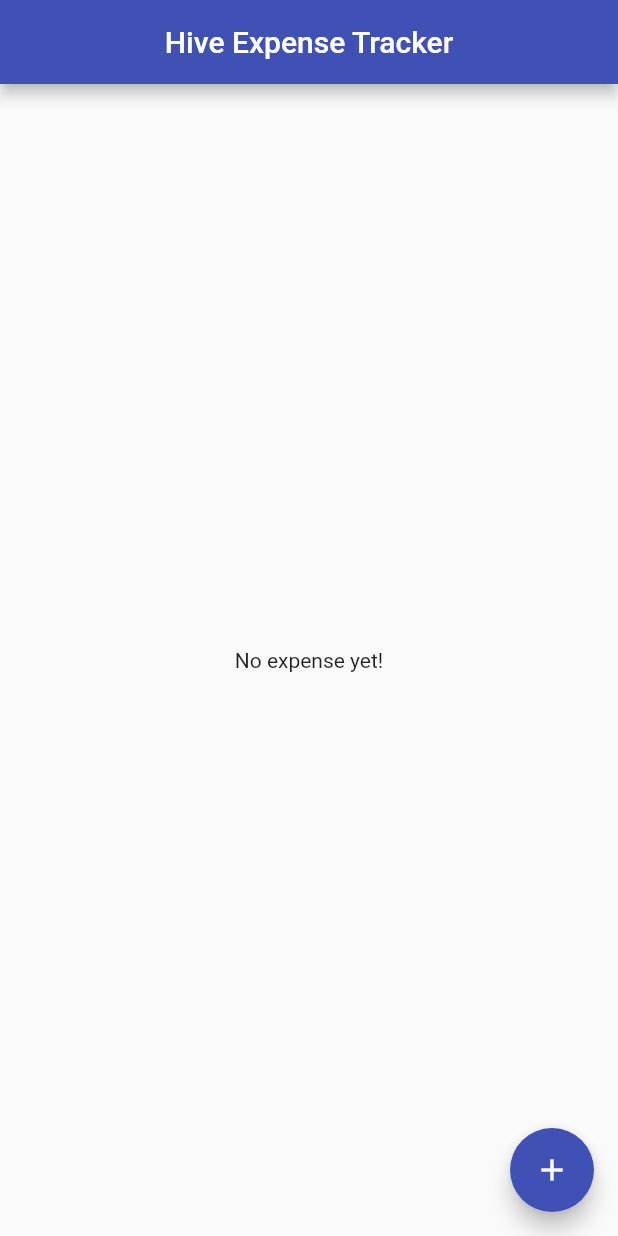
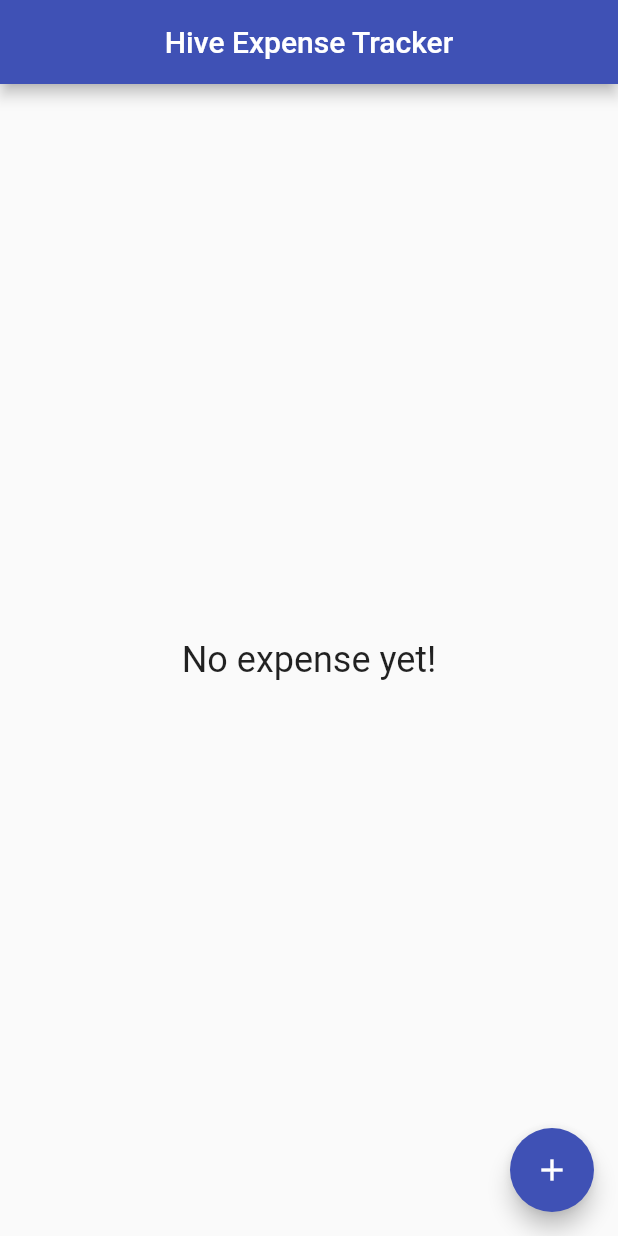
Before and after one commit to AmirhosseinSoleimani/Financial_Management, a Flutter app: the screen it shows after launch, on a phone screen of 412 x 824 dp. Run offline on Flutter 3.47's test engine with Material 2 defaults, Android fonts, the phone set to English and light mode, and no system bars; our stand-ins replace hive, hive_flutter; accounts and stored records are empty.

Commit message:
add widget buildContent to transaction_page

```diff
--- a/lib/page/transaction_page.dart
+++ b/lib/page/transaction_page.dart
@@ -25,7 +25,7 @@ class _TransactionPageState extends State<TransactionPage> {
         valueListenable: Boxes.getTransactions().listenable(),
         builder: (context,box,_){
           final transaction = box.values.toList().cast<Transaction>();
-          return buildContent();
+          return buildContent(transaction);
         },
       ),
       floatingActionButton: FloatingActionButton(
@@ -37,19 +37,57 @@ class _TransactionPageState extends State<TransactionPage> {
     );
   }
 
-  Widget buildContent(){
-    return const Center(
-      child: Text(
-        'No expense yet!'
-      ),
-    );
+  Widget buildContent(List<Transaction> transaction){
+    if(transaction.isEmpty){
+      return const Center(
+        child: Text(
+            'No expense yet!',
+          style: TextStyle(
+            fontSize: 24
+          ),
+        ),
+      );
+    } else{
+      final netExpense = transaction.fold<double>(
+        0,
+          (previousValue,transaction) => transaction.isExpense ?
+              previousValue - transaction.amount :
+              previousValue + transaction.amount,
+      );
+      final newExpenseString = '\$${netExpense.toStringAsFixed(2)}';
+      final color = netExpense > 0 ? Colors.green : Colors.red;
+      return Column(
+        children: [
+          const SizedBox(
+            height: 24.0,
+          ),
+          Text(
+            'Net Expense: $newExpenseString',
+            style: TextStyle(
+              fontWeight: FontWeight.bold,
+              fontSize: 20.0,
+              color: color
+            ),
+          ),
+          const SizedBox(
+            height: 24.0,
+          ),
+          Expanded(
+              child: ListView.builder(
+                padding: const EdgeInsets.all(8.0),
+                  itemCount: transaction.length,
+                  itemBuilder: (BuildContext context,int index){
+                  final transactions = transaction[index];
+                  return buildTransaction(context,transactions);
+                  }),
+          )
+        ],
+      );
+    }
+
   }
 
-  Future addTransaction(
-      String name,
-      double amount,
-      bool isExpense
-      ) async{
+  Future addTransaction(String name, double amount, bool isExpense) async{
     final transaction = Transaction()
         ..name = name
         ..createData = DateTime.now()
```
